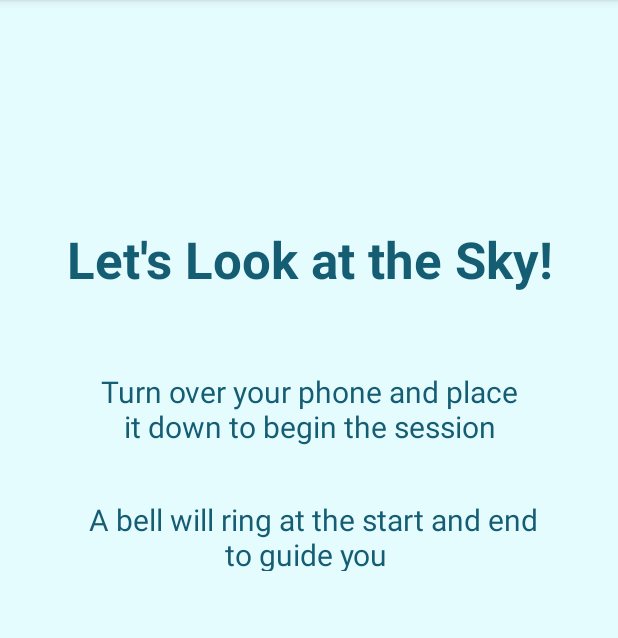
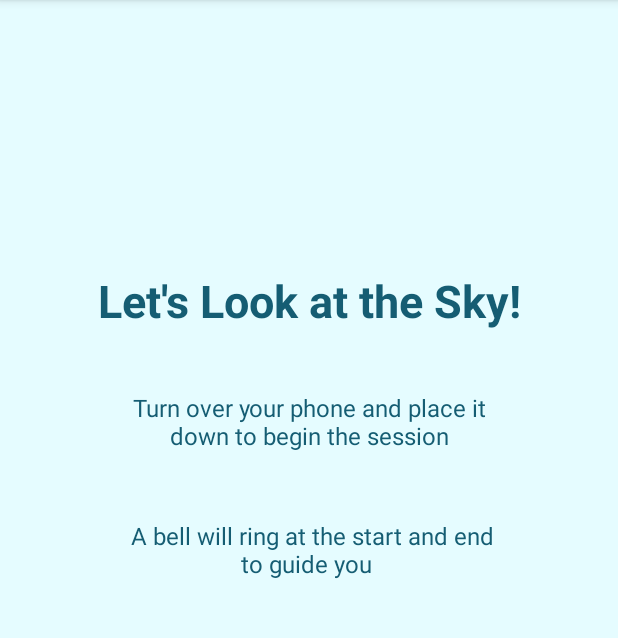
Before and after one commit to xtayzx/CloudGazer, an Android app: the Meditation screen opened directly, with no data from a screen before it, on a phone screen of 412 x 824 dp, the part 84-722 px from its top. Run offline under Robolectric (Android 15) with nearby library versions, the light colour scheme and no system bars.

Commit message:
values for the meditation

```diff
--- a/app/src/main/res/layout/activity_meditation.xml
+++ b/app/src/main/res/layout/activity_meditation.xml
@@ -11,12 +11,12 @@
 
     <TextView
         android:id="@+id/display"
-        android:layout_width="350dp"
+        android:layout_width="300dp"
         android:layout_height="wrap_content"
-        android:layout_marginTop="150dp"
+        android:layout_marginTop="180dp"
         android:text="Let's Look at the Sky!"
         android:gravity="center"
-        android:textSize="34sp"
+        android:textSize="30sp"
         style="@style/TitleEntry"
         app:layout_constraintEnd_toEndOf="parent"
         app:layout_constraintStart_toStartOf="parent"
@@ -26,9 +26,9 @@
         android:id="@+id/reflect"
         android:layout_width="wrap_content"
         android:layout_height="wrap_content"
-        android:layout_marginStart="158dp"
-        android:layout_marginTop="88dp"
-        android:layout_marginEnd="159dp"
+        android:layout_marginStart="160dp"
+        android:layout_marginTop="60dp"
+        android:layout_marginEnd="160dp"
         android:backgroundTint="#FF75CAE4"
 
         android:onClick="goToReflect"
@@ -42,27 +42,27 @@
 
     <TextView
         android:id="@+id/posMsg"
-        android:layout_width="291dp"
+        android:layout_width="250dp"
         android:layout_height="65dp"
-        android:layout_marginTop="52dp"
+        android:layout_marginTop="40dp"
         style="@style/Subtitle"
         android:text="Turn over your phone and place it down to begin the session"
         android:textAlignment="center"
-        android:textSize="20sp"
+        android:textSize="16sp"
         app:layout_constraintEnd_toEndOf="parent"
         app:layout_constraintStart_toStartOf="parent"
         app:layout_constraintTop_toBottomOf="@+id/display" />
 
     <TextView
         android:id="@+id/bellMsg"
-        android:layout_width="320dp"
+        android:layout_width="250dp"
         android:layout_height="48dp"
         android:layout_marginTop="20dp"
         style="@style/Subtitle"
 
         android:text=" A bell will ring at the start and end to guide you "
         android:textAlignment="center"
-        android:textSize="20sp"
+        android:textSize="16sp"
         app:layout_constraintEnd_toEndOf="parent"
         app:layout_constraintStart_toStartOf="parent"
         app:layout_constraintTop_toBottomOf="@+id/posMsg" />
```
